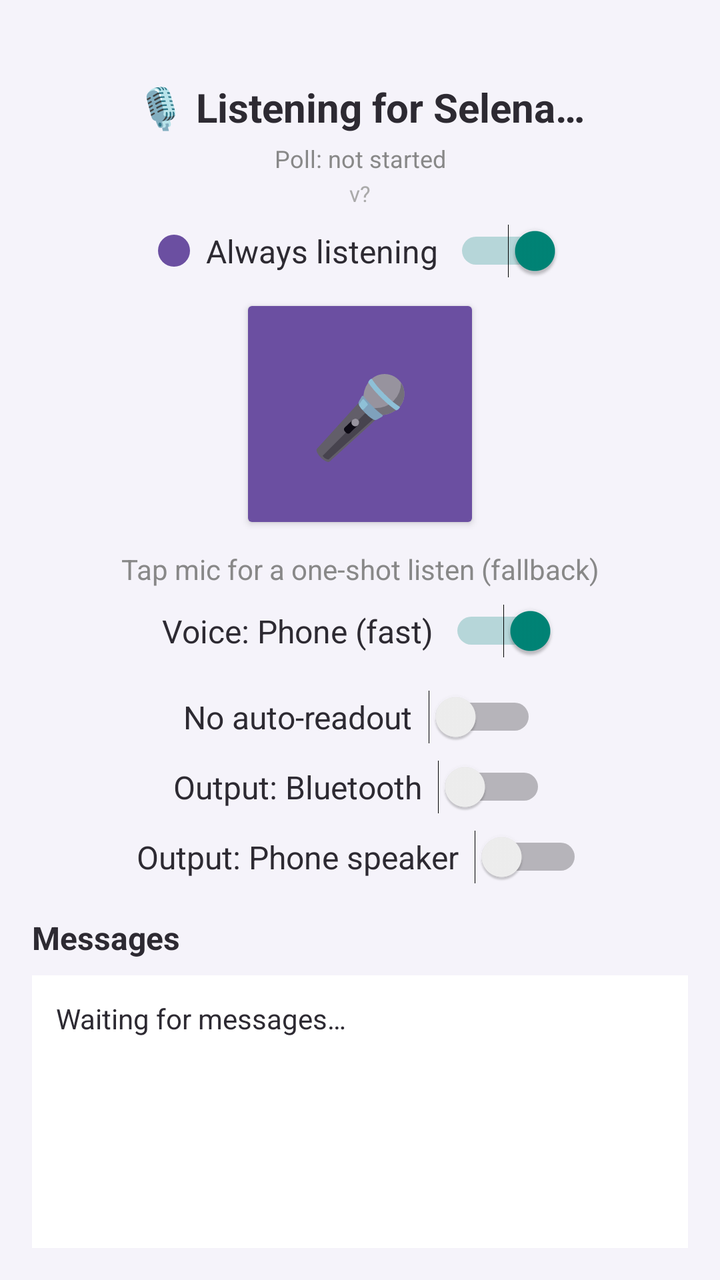
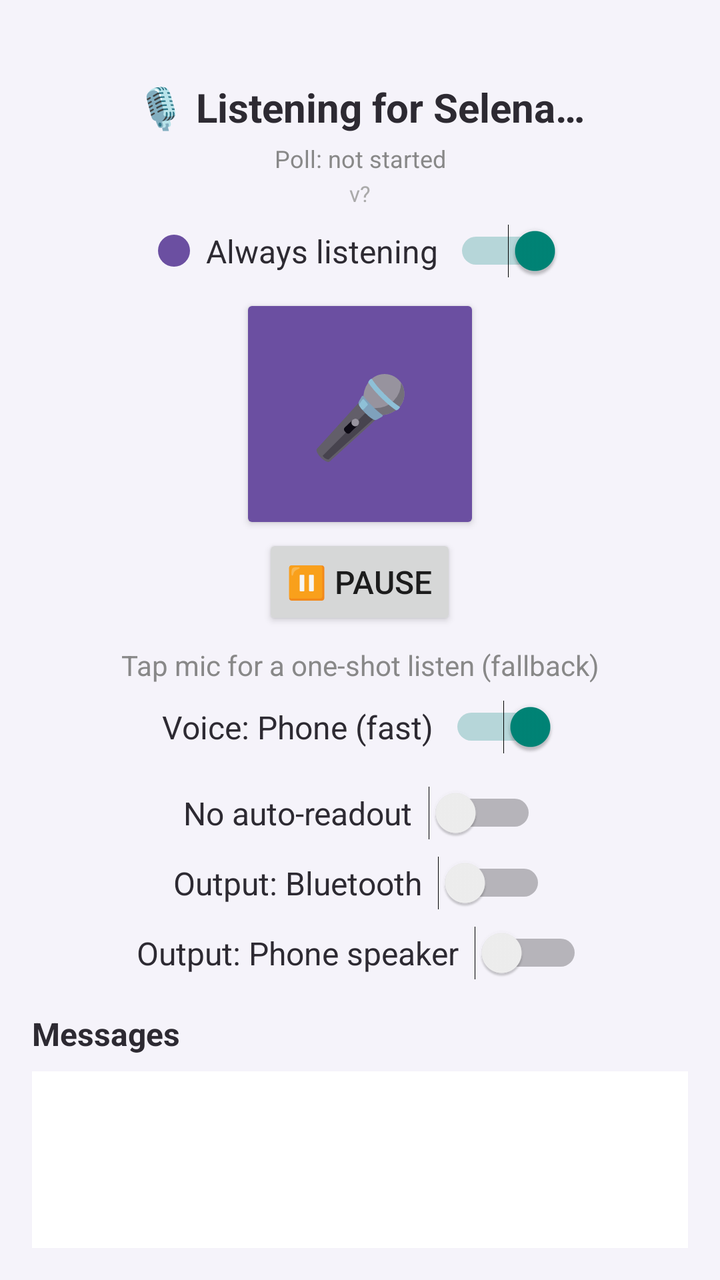

The first picture is an Android layout as it rendered before a commit; the second is the same layout after the commit. The layout source and the unified diff follow.
<!-- AndroidManifest.xml: application theme android:Theme.Material.Light.NoActionBar -->
<!-- res/layout/activity_main.xml -->
<?xml version="1.0" encoding="utf-8"?>
<LinearLayout xmlns:android="http://schemas.android.com/apk/res/android"
    android:layout_width="match_parent"
    android:layout_height="match_parent"
    android:orientation="vertical"
    android:background="@color/selena_light"
    android:padding="16dp">

    
    <TextView
        android:id="@+id/statusText"
        android:layout_width="match_parent"
        android:layout_height="wrap_content"
        android:text="🎙️ Listening for Selena…"
        android:textSize="20sp"
        android:textStyle="bold"
        android:textColor="@color/selena_dark"
        android:gravity="center"
        android:paddingTop="24dp"
        android:paddingBottom="4dp" />

    
    <TextView
        android:id="@+id/pollStatusText"
        android:layout_width="match_parent"
        android:layout_height="wrap_content"
        android:text="Poll: not started"
        android:textSize="12sp"
        android:textColor="#888888"
        android:gravity="center"
        android:paddingBottom="2dp" />

    
    <TextView
        android:id="@+id/versionText"
        android:layout_width="match_parent"
        android:layout_height="wrap_content"
        android:text="v?"
        android:textSize="11sp"
        android:textColor="#AAAAAA"
        android:gravity="center"
        android:paddingBottom="8dp" />

    
    <LinearLayout
        android:layout_width="match_parent"
        android:layout_height="wrap_content"
        android:orientation="horizontal"
        android:gravity="center"
        android:paddingBottom="8dp">

        <View
            android:id="@+id/pulseDot"
            android:layout_width="16dp"
            android:layout_height="16dp"
            android:layout_marginEnd="8dp"
            android:background="@drawable/pulse_dot" />

        <TextView
            android:layout_width="wrap_content"
            android:layout_height="wrap_content"
            android:text="Always listening"
            android:textSize="16sp"
            android:textColor="@color/selena_dark"
            android:paddingEnd="8dp" />

        <Switch
            android:id="@+id/alwaysOnSwitch"
            android:layout_width="wrap_content"
            android:layout_height="wrap_content"
            android:checked="true" />
    </LinearLayout>

    
    <Button
        android:id="@+id/micButton"
        android:layout_width="120dp"
        android:layout_height="120dp"
        android:layout_gravity="center"
        android:text="🎤"
        android:textSize="40sp"
        android:backgroundTint="@color/selena_purple" />

    
    <Button
        android:id="@+id/pauseButton"
        android:layout_width="wrap_content"
        android:layout_height="wrap_content"
        android:layout_gravity="center"
        android:text="⏸️ Pause"
        android:textSize="16sp"
        android:visibility="gone" />

    <TextView
        android:layout_width="match_parent"
        android:layout_height="wrap_content"
        android:text="Tap mic for a one-shot listen (fallback)"
        android:textSize="14sp"
        android:textColor="#888888"
        android:gravity="center"
        android:paddingTop="8dp"
        android:paddingBottom="8dp" />

    
    <LinearLayout
        android:layout_width="match_parent"
        android:layout_height="wrap_content"
        android:orientation="horizontal"
        android:gravity="center"
        android:paddingBottom="16dp">

        <TextView
            android:id="@+id/voiceModeLabel"
            android:layout_width="wrap_content"
            android:layout_height="wrap_content"
            android:text="Voice: Phone (fast)"
            android:textSize="16sp"
            android:textColor="@color/selena_dark"
            android:paddingEnd="8dp" />

        <Switch
            android:id="@+id/voiceModeSwitch"
            android:layout_width="wrap_content"
            android:layout_height="wrap_content"
            android:checked="true" />
    </LinearLayout>

    
    <LinearLayout
        android:layout_width="match_parent"
        android:layout_height="wrap_content"
        android:orientation="horizontal"
        android:gravity="center"
        android:paddingBottom="8dp">

        <TextView
            android:layout_width="wrap_content"
            android:layout_height="wrap_content"
            android:text="No auto-readout"
            android:textSize="16sp"
            android:textColor="@color/selena_dark"
            android:paddingEnd="8dp" />

        <Switch
            android:id="@+id/noReadoutSwitch"
            android:layout_width="wrap_content"
            android:layout_height="wrap_content"
            android:checked="false" />
    </LinearLayout>

    
    <LinearLayout
        android:layout_width="match_parent"
        android:layout_height="wrap_content"
        android:orientation="horizontal"
        android:gravity="center"
        android:paddingBottom="8dp">

        <TextView
            android:layout_width="wrap_content"
            android:layout_height="wrap_content"
            android:text="Output: Bluetooth"
            android:textSize="16sp"
            android:textColor="@color/selena_dark"
            android:paddingEnd="8dp" />

        <Switch
            android:id="@+id/btSwitch"
            android:layout_width="wrap_content"
            android:layout_height="wrap_content"
            android:checked="false" />
    </LinearLayout>

    <LinearLayout
        android:layout_width="match_parent"
        android:layout_height="wrap_content"
        android:orientation="horizontal"
        android:gravity="center"
        android:paddingBottom="16dp">

        <TextView
            android:layout_width="wrap_content"
            android:layout_height="wrap_content"
            android:text="Output: Phone speaker"
            android:textSize="16sp"
            android:textColor="@color/selena_dark"
            android:paddingEnd="8dp" />

        <Switch
            android:id="@+id/spkSwitch"
            android:layout_width="wrap_content"
            android:layout_height="wrap_content"
            android:checked="false" />
    </LinearLayout>

    
    <TextView
        android:layout_width="match_parent"
        android:layout_height="wrap_content"
        android:text="Messages"
        android:textSize="16sp"
        android:textStyle="bold"
        android:textColor="@color/selena_dark"
        android:paddingBottom="8dp" />

    <ScrollView
        android:id="@+id/logScroll"
        android:layout_width="match_parent"
        android:layout_height="0dp"
        android:layout_weight="1"
        android:background="#FFFFFF">

        <TextView
            android:id="@+id/logText"
            android:layout_width="match_parent"
            android:layout_height="wrap_content"
            android:text="Waiting for messages…\n"
            android:textSize="14sp"
            android:textColor="@color/selena_dark"
            android:padding="12dp" />
    </ScrollView>

</LinearLayout>
<!-- resources referenced by this layout -->
<resources>
  <color name="selena_dark">#2D2A32</color>
  <color name="selena_light">#F5F3FA</color>
  <color name="selena_purple">#6B4FA1</color>
  <!-- drawable pulse_dot (drawable) -->
  <?xml version="1.0" encoding="utf-8"?>
  <shape xmlns:android="http://schemas.android.com/apk/res/android"
      android:shape="oval">
      <solid android:color="@color/selena_purple" />
  </shape>
</resources>

<!-- the commit's change to res/layout/activity_main.xml (unified diff, before → after) -->
@@ -89,7 +89,7 @@
         android:layout_gravity="center"
         android:text="⏸️ Pause"
         android:textSize="16sp"
-        android:visibility="gone" />
+        android:visibility="visible" />
 
     <TextView
         android:layout_width="match_parent"
@@ -210,13 +210,11 @@
         android:layout_weight="1"
         android:background="#FFFFFF">
 
-        <TextView
-            android:id="@+id/logText"
+        <LinearLayout
+            android:id="@+id/messageList"
             android:layout_width="match_parent"
             android:layout_height="wrap_content"
-            android:text="Waiting for messages…\n"
-            android:textSize="14sp"
-            android:textColor="@color/selena_dark"
+            android:orientation="vertical"
             android:padding="12dp" />
     </ScrollView>
 
